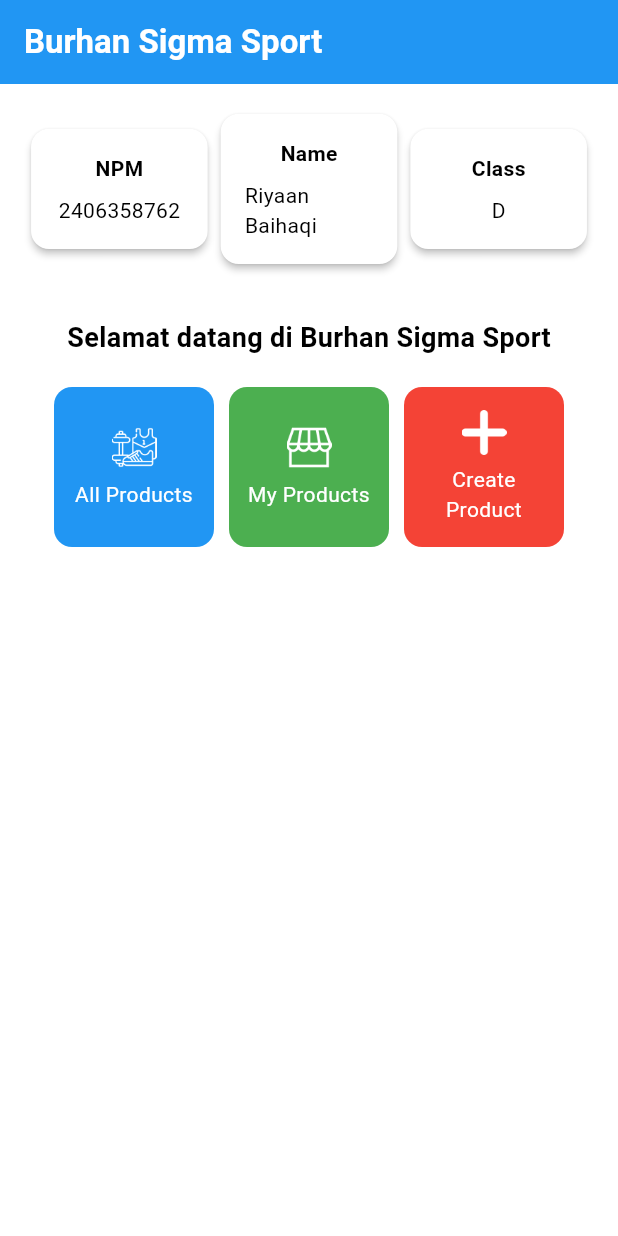
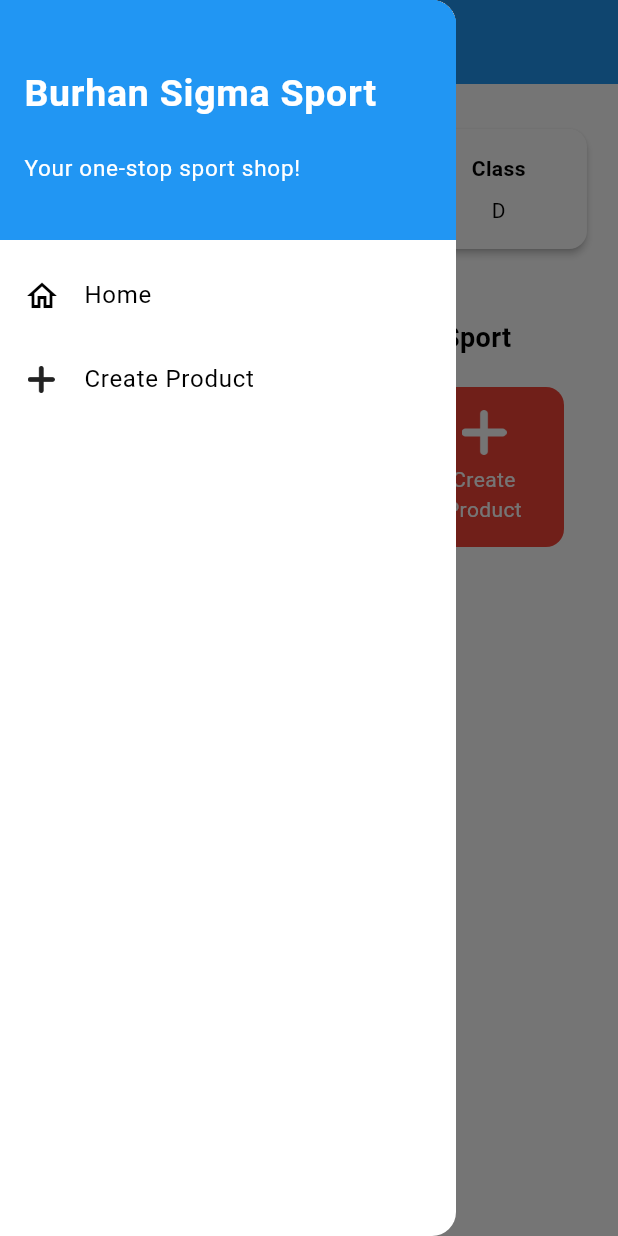
Before and after one commit to riyaan-bai/burhan-sigma-sport-mobile, a Flutter app: the screen it shows after launch, with the side drawer open (before the commit the screen has no drawer), on a phone screen of 412 x 824 dp. Run offline on Flutter 3.47's test engine with Material 3 defaults, Android fonts, the phone set to English and light mode, and no system bars.

Commit message:
Tugas 8: Selesai

```diff
--- a/lib/menu.dart
+++ b/lib/screens/menu.dart
@@ -1,3 +1,5 @@
+import 'package:burhan_sigma_sport/widgets/left_drawer.dart';
+import 'package:burhan_sigma_sport/widgets/product_card.dart';
 import 'package:flutter/material.dart';
 
 class MyHomePage extends StatelessWidget {
@@ -25,7 +27,9 @@ class MyHomePage extends StatelessWidget {
           style: TextStyle(color: Colors.white, fontWeight: FontWeight.bold),
         ),
         backgroundColor: Theme.of(context).colorScheme.primary,
+        iconTheme: const IconThemeData(color: Colors.white),
       ),
+      drawer: const LeftDrawer(), // Tambahan
       body: Padding(
         padding: const EdgeInsets.all(16.0),
         child: SingleChildScrollView(
@@ -47,7 +51,7 @@ class MyHomePage extends StatelessWidget {
                     const Padding(
                       padding: EdgeInsets.only(top: 16.0),
                       child: Text(
-                        'Selamat datang di Burhan Sigma Sport',
+                        'Welcome to Burhan Sigma Sport',
                         style: TextStyle(
                           fontWeight: FontWeight.bold,
                           fontSize: 18.0,
@@ -100,55 +104,3 @@ class InfoCard extends StatelessWidget {
     );
   }
 }
-
-class ItemCard extends StatelessWidget {
-  final ItemHomepage item;
-
-  const ItemCard(this.item, {super.key});
-
-  @override
-  Widget build(BuildContext context) {
-    return Material(
-      color: item.color,
-      borderRadius: BorderRadius.circular(12),
-      child: InkWell(
-        onTap: () {
-          ScaffoldMessenger.of(context)
-            ..hideCurrentSnackBar()
-            ..showSnackBar(
-              SnackBar(content: Text("Kamu telah menekan tombol ${item.name}")),
-            );
-        },
-        child: Container(
-          padding: const EdgeInsets.all(8),
-          child: Center(
-            child: Column(
-              mainAxisAlignment: MainAxisAlignment.center,
-              children: [
-                Image.asset(
-                  item.imagePath,
-                  color: Colors.white,
-                  height: 30.0,
-                  width: 30.0,
-                ),
-                const Padding(padding: EdgeInsets.all(3)),
-                Text(
-                  item.name,
-                  textAlign: TextAlign.center,
-                  style: const TextStyle(color: Colors.white),
-                ),
-              ],
-            ),
-          ),
-        ),
-      ),
-    );
-  }
-}
-
-class ItemHomepage {
-  final String name;
-  final String imagePath;
-  final Color color;
-  ItemHomepage(this.name, this.imagePath, this.color);
-}
--- /dev/null
+++ b/lib/widgets/left_drawer.dart
@@ -0,0 +1,77 @@
+import 'package:burhan_sigma_sport/screens/menu.dart';
+import 'package:burhan_sigma_sport/screens/product_form.dart';
+import 'package:flutter/material.dart';
+
+class LeftDrawer extends StatelessWidget {
+  const LeftDrawer({super.key});
+
+  @override
+  Widget build(BuildContext context) {
+    return Drawer(
+      child: ListView(
+        children: [
+          DrawerHeader(
+            decoration: BoxDecoration(
+              color: Theme.of(context).colorScheme.primary,
+            ),
+            child: const Column(
+              mainAxisAlignment: MainAxisAlignment.center,
+              crossAxisAlignment: CrossAxisAlignment.start,
+              children: [
+                Text(
+                  'Burhan Sigma Sport',
+                  style: TextStyle(
+                    fontSize: 25,
+                    fontWeight: FontWeight.bold,
+                    color: Colors.white,
+                  ),
+                ),
+                Padding(padding: EdgeInsets.all(10)),
+                Text(
+                  "Your one-stop sport shop!",
+                  style: TextStyle(
+                    fontSize: 15,
+                    color: Colors.white,
+                    fontWeight: FontWeight.normal,
+                  ),
+                ),
+              ],
+            ),
+          ),
+          ListTile(
+            leading: const Icon(Icons.home_outlined),
+            title: const Text('Home'),
+            onTap: () {
+              Navigator.pushReplacement(
+                context,
+                MaterialPageRoute(builder: (context) => MyHomePage()),
+              );
+            },
+          ),
+          ListTile(
+            leading: SizedBox(
+              width: 23.0,
+              child: Center(
+                child: Image.asset(
+                  'assets/images/create_product.png',
+                  width: 18,
+                  height: 18,
+                  color: Theme.of(context).iconTheme.color,
+                ),
+              ),
+            ),
+            title: const Text('Create Product'),
+            onTap: () {
+              Navigator.push(
+                context,
+                MaterialPageRoute(
+                  builder: (context) => const ProductFormPage(),
+                ),
+              );
+            },
+          ),
+        ],
+      ),
+    );
+  }
+}
--- /dev/null
+++ b/lib/widgets/product_card.dart
@@ -0,0 +1,63 @@
+import 'package:burhan_sigma_sport/screens/product_form.dart';
+import 'package:flutter/material.dart';
+
+class ItemCard extends StatelessWidget {
+  final ItemHomepage item;
+
+  const ItemCard(this.item, {super.key});
+
+  @override
+  Widget build(BuildContext context) {
+    return Material(
+      color: item.color,
+      borderRadius: BorderRadius.circular(12),
+      child: InkWell(
+        onTap: () {
+          // Tampilkan SnackBar
+          ScaffoldMessenger.of(context)
+            ..hideCurrentSnackBar()
+            ..showSnackBar(
+              SnackBar(content: Text("Kamu telah menekan tombol ${item.name}")),
+            );
+
+          // Logika Navigasi
+          if (item.name == "Create Product") {
+            Navigator.push(
+              context,
+              MaterialPageRoute(builder: (context) => const ProductFormPage()),
+            );
+          }
+        },
+        child: Container(
+          padding: const EdgeInsets.all(8),
+          child: Center(
+            child: Column(
+              mainAxisAlignment: MainAxisAlignment.center,
+              children: [
+                Image.asset(
+                  item.imagePath,
+                  color: Colors.white,
+                  height: 30.0,
+                  width: 30.0,
+                ),
+                const Padding(padding: EdgeInsets.all(3)),
+                Text(
+                  item.name,
+                  textAlign: TextAlign.center,
+                  style: const TextStyle(color: Colors.white),
+                ),
+              ],
+            ),
+          ),
+        ),
+      ),
+    );
+  }
+}
+
+class ItemHomepage {
+  final String name;
+  final String imagePath;
+  final Color color;
+  ItemHomepage(this.name, this.imagePath, this.color);
+}
```
Also changed, not shown: lib/main.dart (+4 -3 lines), lib/screens/product_form.dart (added, +282 -0 lines), 1 other file.
